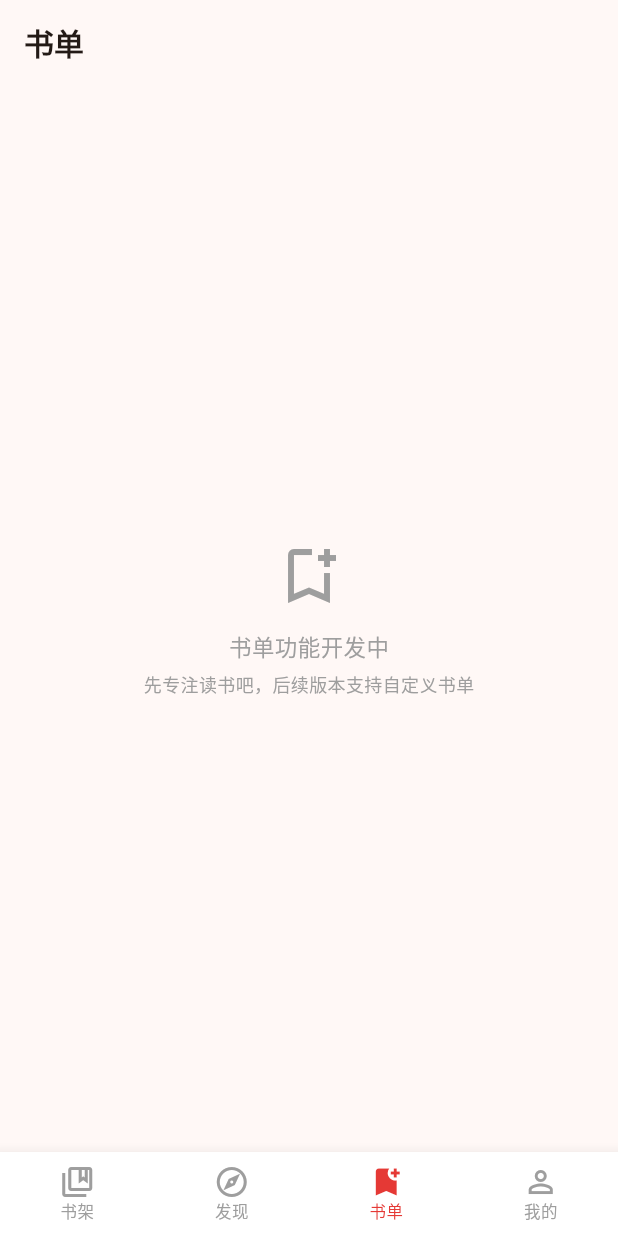
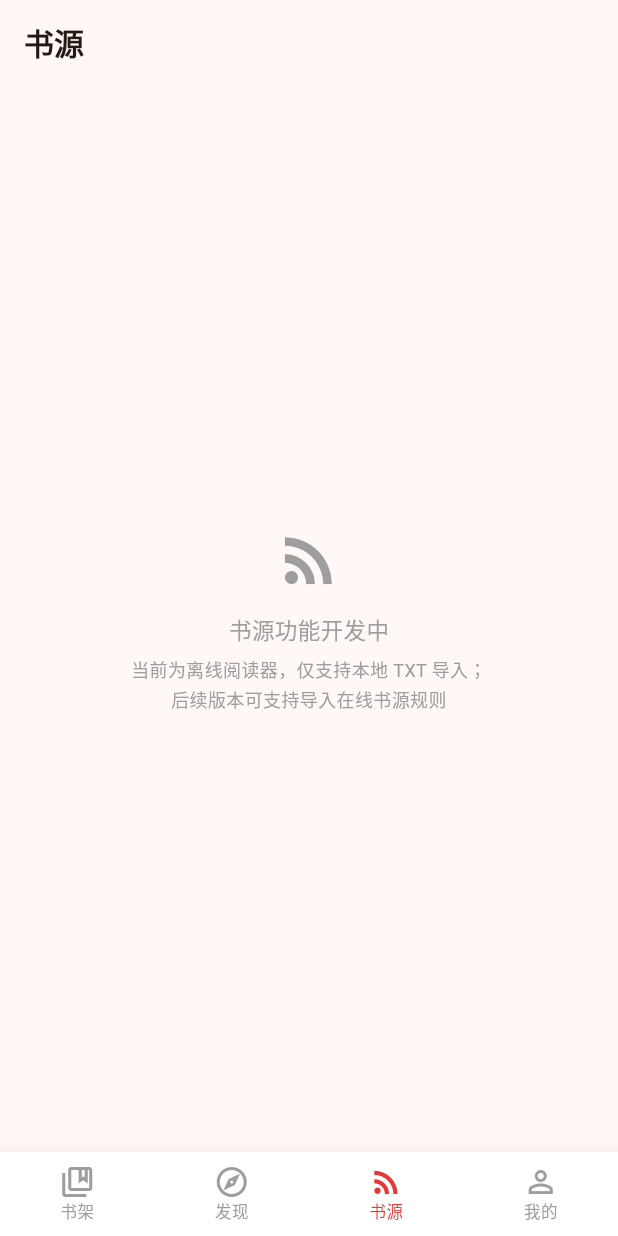
Before and after one commit to userLGLin/novel-reader, a Flutter app: the screen it shows after launch, item 3 of the bottom bar chosen, on a phone screen of 412 x 824 dp. Run offline on Flutter 3.47's test engine with Material 3 defaults, Android fonts, the phone set to English and light mode, and no system bars; our stand-ins replace file_picker, shared_preferences; missing offline and left inert: fast_gbk.

Commit message:
feat: 第三个 Tab 由「书单」改为「书源」（占位页）
离线单机暂不支持在线书源，页面标注后续可导入书源规则。
（本地提交，未推送/未打包）

```diff
--- /dev/null
+++ b/lib/pages/book_source_page.dart
@@ -0,0 +1,34 @@
+import 'package:flutter/material.dart';
+
+class BookSourcePage extends StatelessWidget {
+  const BookSourcePage({super.key});
+
+  @override
+  Widget build(BuildContext context) {
+    return Scaffold(
+      appBar: AppBar(
+        title: const Text('书源',
+            style: TextStyle(fontSize: 20, fontWeight: FontWeight.w600)),
+        centerTitle: false,
+      ),
+      body: const Center(
+        child: Padding(
+          padding: EdgeInsets.all(32),
+          child: Column(
+            mainAxisSize: MainAxisSize.min,
+            children: [
+              Icon(Icons.rss_feed, size: 48, color: Colors.grey),
+              SizedBox(height: 12),
+              Text('书源功能开发中',
+                  style: TextStyle(fontSize: 15, color: Colors.grey)),
+              SizedBox(height: 6),
+              Text('当前为离线阅读器，仅支持本地 TXT 导入；\n后续版本可支持导入在线书源规则',
+                  textAlign: TextAlign.center,
+                  style: TextStyle(fontSize: 12, color: Colors.grey, height: 1.6)),
+            ],
+          ),
+        ),
+      ),
+    );
+  }
+}
--- a/lib/pages/booklist_page.dart
+++ /dev/null
@@ -1,30 +0,0 @@
-import 'package:flutter/material.dart';
-
-class BooklistPage extends StatelessWidget {
-  const BooklistPage({super.key});
-
-  @override
-  Widget build(BuildContext context) {
-    return Scaffold(
-      appBar: AppBar(
-        title: const Text('书单',
-            style: TextStyle(fontSize: 20, fontWeight: FontWeight.w600)),
-        centerTitle: false,
-      ),
-      body: const Center(
-        child: Column(
-          mainAxisSize: MainAxisSize.min,
-          children: [
-            Icon(Icons.bookmark_add_outlined, size: 48, color: Colors.grey),
-            SizedBox(height: 12),
-            Text('书单功能开发中',
-                style: TextStyle(fontSize: 15, color: Colors.grey)),
-            SizedBox(height: 6),
-            Text('先专注读书吧，后续版本支持自定义书单',
-                style: TextStyle(fontSize: 12, color: Colors.grey)),
-          ],
-        ),
-      ),
-    );
-  }
-}
--- a/lib/pages/home_page.dart
+++ b/lib/pages/home_page.dart
@@ -1,6 +1,6 @@
 import 'package:flutter/material.dart';
 
-import 'booklist_page.dart';
+import 'book_source_page.dart';
 import 'bookshelf_page.dart';
 import 'discover_page.dart';
 import 'profile_page.dart';
@@ -18,7 +18,7 @@ class _HomePageState extends State<HomePage> {
   static const _pages = [
     BookshelfPage(),
     DiscoverPage(),
-    BooklistPage(),
+    BookSourcePage(),
     ProfilePage(),
   ];
 
@@ -47,9 +47,9 @@ class _HomePageState extends State<HomePage> {
             label: '发现',
           ),
           BottomNavigationBarItem(
-            icon: Icon(Icons.bookmark_add_outlined),
-            activeIcon: Icon(Icons.bookmark_add),
-            label: '书单',
+            icon: Icon(Icons.rss_feed_outlined),
+            activeIcon: Icon(Icons.rss_feed),
+            label: '书源',
           ),
           BottomNavigationBarItem(
             icon: Icon(Icons.person_outline),
```
